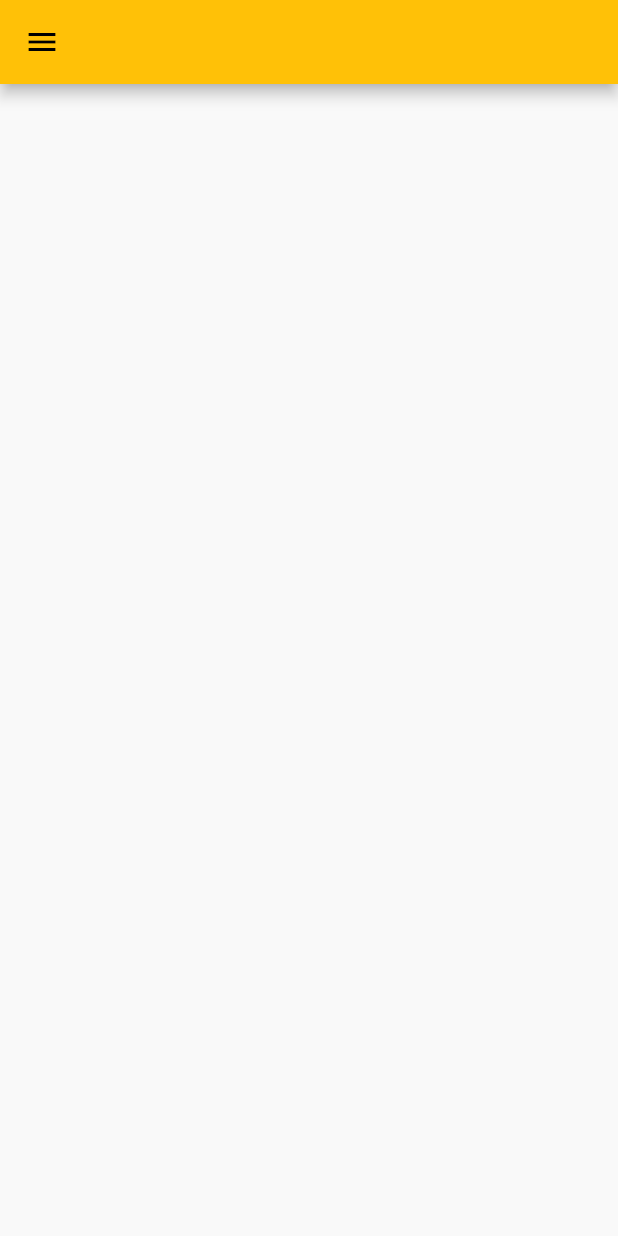
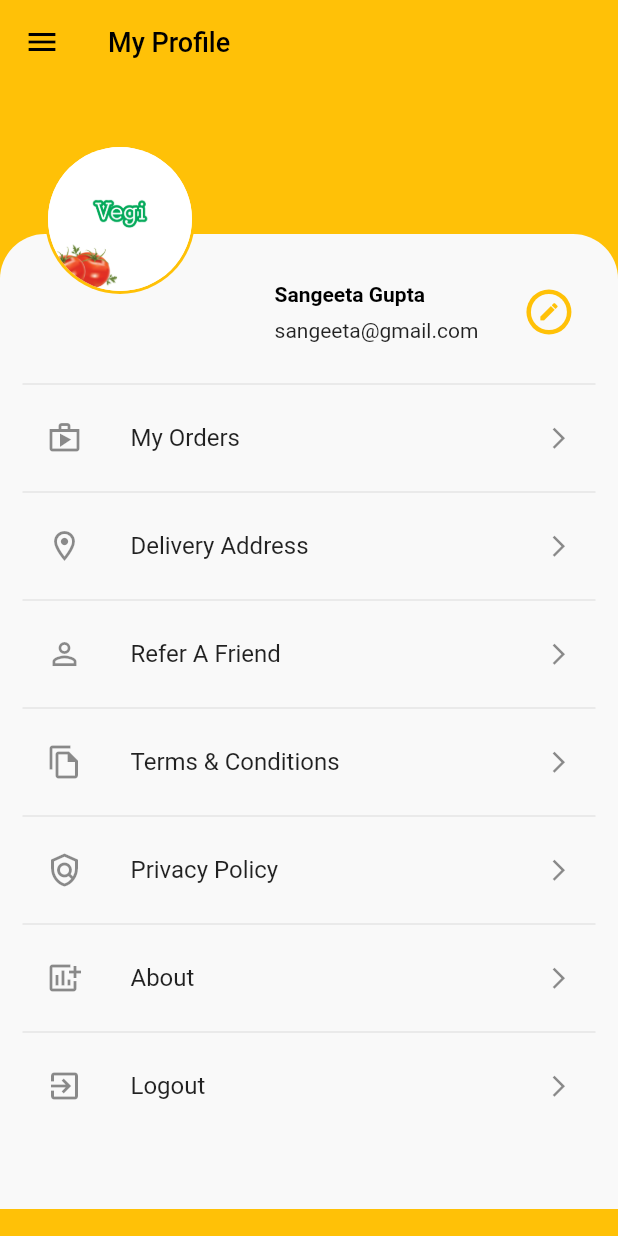
Before and after one commit to sangeeta2701/vegi, a Flutter app: the MyProfileScreen screen opened directly, on a phone screen of 412 x 824 dp. Run offline on Flutter 3.47's test engine with Material 2 defaults, Android fonts, the phone set to English and light mode, and no system bars; our stand-ins replace firebase_auth, firebase_core, flutter_signin_button, google_sign_in; accounts and stored records are empty.

Commit message:
Profile Screen

```diff
--- a/lib/screens/Profile/my_profile_screen.dart
+++ b/lib/screens/Profile/my_profile_screen.dart
@@ -1,7 +1,7 @@
 import 'package:flutter/material.dart';
 import 'package:food_app/utils/colors.dart';
 import 'package:food_app/widgets/drawer_side.dart';
-
+import 'package:food_app/widgets/sizedBox.dart';
 
 class MyProfileScreen extends StatelessWidget {
   const MyProfileScreen({super.key});
@@ -9,10 +9,124 @@ class MyProfileScreen extends StatelessWidget {
   @override
   Widget build(BuildContext context) {
     return Scaffold(
+      backgroundColor: themeColor,
       appBar: AppBar(
+        elevation: 0,
         iconTheme: IconThemeData(color: bColor),
+        title: Text(
+          "My Profile",
+          style: TextStyle(fontSize: 18, color: bColor),
+        ),
       ),
       drawer: DrawerSide(),
+      body: Stack(
+        children: [
+          SingleChildScrollView(
+            child: Column(
+              children: [
+                Container(
+                  height: 100,
+                  color: themeColor,
+                ),
+                Container(
+                  height: 650,
+                  width: double.infinity,
+                  padding: EdgeInsets.symmetric(horizontal: 15, vertical: 12),
+                  decoration: BoxDecoration(
+                    color: bgColor,
+                    borderRadius: BorderRadius.only(
+                      topLeft: Radius.circular(30),
+                      topRight: Radius.circular(30),
+                    ),
+                  ),
+                  child: ListView(
+                    children: [
+                      Row(
+                        mainAxisAlignment: MainAxisAlignment.end,
+                        children: [
+                          Container(
+                            width: 250,
+                            height: 80,
+                            padding: EdgeInsets.only(left: 20),
+                            child: Row(
+                              mainAxisAlignment: MainAxisAlignment.spaceAround,
+                              children: [
+                                Column(
+                                  mainAxisAlignment: MainAxisAlignment.center,
+                                  crossAxisAlignment: CrossAxisAlignment.start,
+                                  children: [
+                                    Text(
+                                      "Sangeeta Gupta",
+                                      style: TextStyle(
+                                        fontSize: 14,
+                                        fontWeight: FontWeight.bold,
+                                        color: bColor,
+                                      ),
+                                    ),
+                                    height8,
+                                    Text("sangeeta@gmail.com")
+                                  ],
+                                ),
+                                CircleAvatar(
+                                  radius: 15,
+                                  backgroundColor: themeColor,
+                                  child: CircleAvatar(
+                                    radius: 12,
+                                    backgroundColor: bgColor,
+                                    child: Icon(
+                                      Icons.edit,
+                                      color: themeColor,
+                                      size: 15,
+                                    ),
+                                  ),
+                                ),
+                              ],
+                            ),
+                          ),
+                        ],
+                      ),
+                      listTile(Icons.shop_outlined, "My Orders"),
+                      listTile(Icons.location_on_outlined, "Delivery Address"),
+                      listTile(Icons.person_outline, "Refer A Friend"),
+                      listTile(Icons.file_copy_outlined, "Terms & Conditions"),
+                      listTile(Icons.policy_outlined, "Privacy Policy"),
+                      listTile(Icons.add_chart, "About"),
+                      listTile(Icons.exit_to_app_outlined, "Logout"),
+                    ],
+                  ),
+                ),
+              ],
+            ),
+          ),
+          Positioned(
+            top: 40,
+            left: 30,
+            // right: 50,
+            child: CircleAvatar(
+              radius: 50,
+              backgroundColor: themeColor,
+              child: CircleAvatar(
+                radius: 48,
+                backgroundColor: wColor,
+                backgroundImage: AssetImage("assets/images/img15.png"),
+              ),
+            ),
+          ),
+        ],
+      ),
+    );
+  }
+
+  Widget listTile(IconData icon,String title) {
+    return Column(
+      children: [
+        Divider(),
+        ListTile(
+          leading: Icon(icon),
+          title: Text(title),
+          trailing: Icon(Icons.arrow_forward_ios,size: 17,),
+        ),
+      ],
     );
   }
 }
--- a/lib/widgets/drawer_side.dart
+++ b/lib/widgets/drawer_side.dart
@@ -151,7 +151,7 @@ Widget drawerItemList(
     ),
     title: Text(
       title,
-      style: TextStyle(color: bColor.withOpacity(0.4)),
+      style: TextStyle(color: bColor.withOpacity(0.6)),
     ),
   );
 }
```
